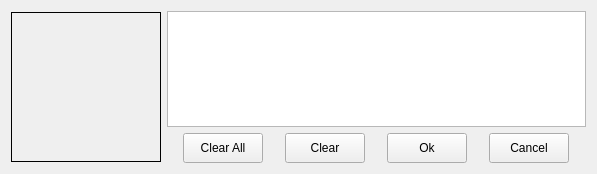
VelsonWang/HmiFuncDesigner, file HmiFuncDesigner/libs/Core/qpropertylist/stylesheeteditor/qshowwidget.ui: the form before one commit.
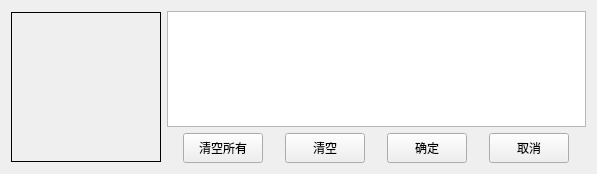
The form after the commit.

Diff of the .ui file:
```diff
--- a/HmiFuncDesigner/libs/Core/qpropertylist/stylesheeteditor/qshowwidget.ui
+++ b/HmiFuncDesigner/libs/Core/qpropertylist/stylesheeteditor/qshowwidget.ui
@@ -77,7 +77,7 @@
           </size>
          </property>
          <property name="text">
-          <string>Clear All</string>
+          <string>清空所有</string>
          </property>
         </widget>
        </item>
@@ -96,7 +96,7 @@
           </size>
          </property>
          <property name="text">
-          <string>Clear</string>
+          <string>清空</string>
          </property>
         </widget>
        </item>
@@ -115,7 +115,7 @@
           </size>
          </property>
          <property name="text">
-          <string>Ok</string>
+          <string>确定</string>
          </property>
         </widget>
        </item>
@@ -134,7 +134,7 @@
           </size>
          </property>
          <property name="text">
-          <string>Cancel</string>
+          <string>取消</string>
          </property>
         </widget>
        </item>
```
